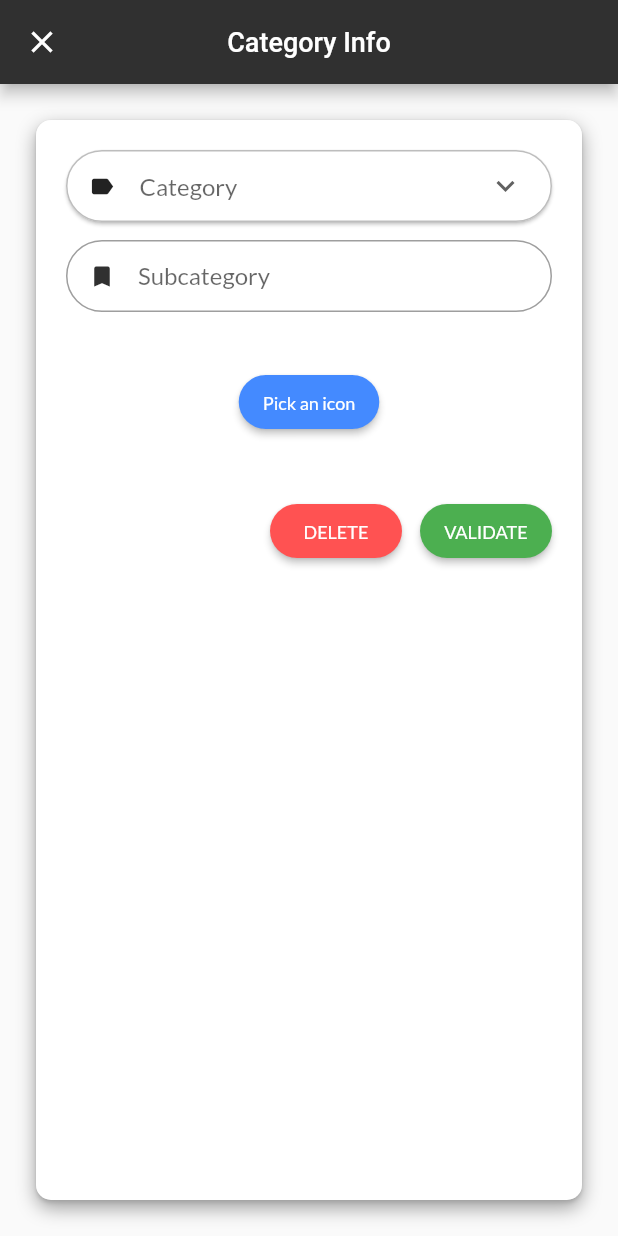
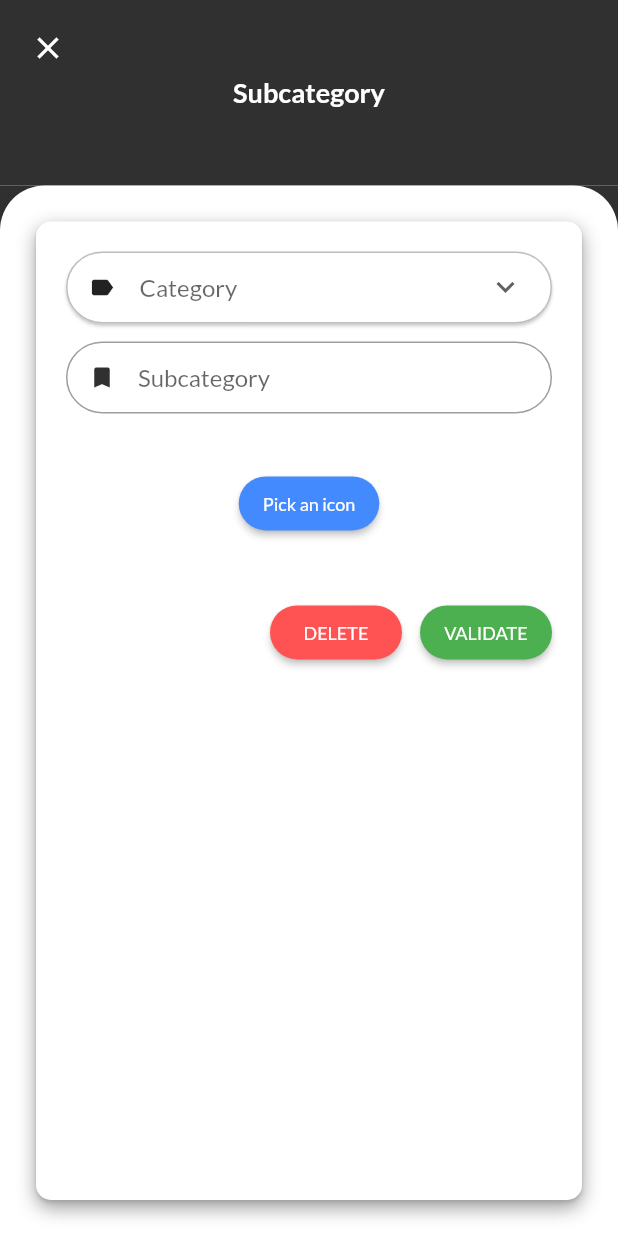
Before and after one commit to JorisTruong/homeaccountant-app, a Flutter app: the CategoryInfoPage screen opened by its route, on a phone screen of 412 x 824 dp. Run offline on Flutter 3.47's test engine with Material 2 defaults, Android fonts, the light colour scheme and no system bars; our stand-ins replace fl_chart, flutter_redux, flutter_svg, google_fonts, persistent_bottom_nav_bar, redux and 2 more; missing offline and left inert: date_util, flutter_date_pickers, flutter_iconpicker, flutter_pagewise, keyboard_avoider; accounts and stored records are empty.

Commit message:
feat: added close on generic header, implemented it on subcategory info

```diff
--- a/lib/components/generic_header.dart
+++ b/lib/components/generic_header.dart
@@ -4,9 +4,11 @@ import 'package:homeaccountantapp/const.dart';
 
 class GenericHeader extends StatelessWidget {
   final String title;
+  final bool close;
 
   GenericHeader(
-    this.title
+    this.title,
+    this.close
   );
 
   @override
@@ -15,7 +17,18 @@ class GenericHeader extends StatelessWidget {
       height: MediaQuery.of(context).size.height * 0.15,
       color: baseColors.mainColor,
       padding: EdgeInsets.all(20),
-      child: Column(
+      child: Stack(
+        children: [
+          close ? Material(
+            color: baseColors.transparent,
+            child: InkWell(
+              child: Icon(Icons.close, color: Colors.white),
+              onTap: () {
+                Navigator.of(context).pop();
+              }
+            )
+          ) : Container(),
+          Column(
             mainAxisAlignment: MainAxisAlignment.center,
             children: [
               Row(
@@ -33,6 +46,8 @@ class GenericHeader extends StatelessWidget {
               )
             ]
           )
+        ]
+      )
     );
   }
 }
--- a/lib/screen/categories.dart
+++ b/lib/screen/categories.dart
@@ -47,17 +47,17 @@ class _CategoriesPageState extends State<CategoriesPage> with TickerProviderStat
             body: Center(
               child: Column(
                 children: [
-                  GenericHeader('Categories'),
+                  GenericHeader('Categories', false),
                   Expanded(
                     child: Container(
                       color: baseColors.mainColor,
                       child: Container(
                         decoration: BoxDecoration(
-                            borderRadius: BorderRadius.only(
-                              topLeft: Radius.circular(30),
-                              topRight: Radius.circular(30)
-                            ),
-                            color: Colors.white
+                          borderRadius: BorderRadius.only(
+                            topLeft: Radius.circular(30),
+                            topRight: Radius.circular(30)
+                          ),
+                          color: Colors.white
                         ),
                         child: SingleChildScrollView(
                           physics: BouncingScrollPhysics(),
--- a/lib/screen/category_info.dart
+++ b/lib/screen/category_info.dart
@@ -8,6 +8,7 @@ import 'package:flutter_iconpicker/flutter_iconpicker.dart';
 
 import 'package:homeaccountantapp/const.dart';
 import 'package:homeaccountantapp/utils.dart';
+import 'package:homeaccountantapp/components/generic_header.dart';
 import 'package:homeaccountantapp/database/database.dart';
 import 'package:homeaccountantapp/database/models/models.dart';
 import 'package:homeaccountantapp/database/queries/queries.dart';
@@ -90,40 +91,28 @@ class _CategoryInfoPageState extends State<CategoryInfoPage> with TickerProvider
               }
             },
             child: Scaffold(
-              resizeToAvoidBottomInset: false,
               resizeToAvoidBottomPadding: false,
-              appBar: AppBar(
-                leading: IconButton(
-                  icon: Icon(Icons.close),
-                  onPressed: () {
-                    resetState(_store);
-                    _store.dispatch(NavigatePopAction());
-                    Navigator.of(context).pop();
-                  },
+              body: Center(
+                child: Column(
+                  children: [
+                    GenericHeader('Subcategory', true),
+                    Expanded(
+                      child: Container(
+                        color: baseColors.mainColor,
+                        child: Container(
+                          decoration: BoxDecoration(
+                          borderRadius: BorderRadius.only(
+                            topLeft: Radius.circular(30),
+                            topRight: Radius.circular(30)
                           ),
-                title: Text(
-                  'Category Info',
-                  style: TextStyle(
-                    fontSize: baseFontSize.title
+                          color: Colors.white
                           ),
-                ),
-                centerTitle: true,
-                actions: <Widget>[
-                ],
-              ),
-              body: LayoutBuilder(
-                builder: (context, constraints) {
-                  return SingleChildScrollView(
-                    child: ConstrainedBox(
-                      constraints: BoxConstraints(maxHeight: constraints.maxHeight),
-                      child: Center(
+                          child: SingleChildScrollView(
+                            physics: BouncingScrollPhysics(),
+                            child: Container(
+                              height: MediaQuery.of(context).size.height * 0.85,
                               child: Padding(
-                          padding: EdgeInsets.only(
-                            top: 20.0,
-                            left: 20.0,
-                            right: 20.0,
-                            bottom: 20.0 + MediaQuery.of(context).viewInsets.bottom
-                          ),
+                                  padding: EdgeInsets.all(20.0),
                                   child: Card(
                                     shape: RoundedRectangleBorder(
                                       borderRadius: BorderRadius.circular(10.0),
@@ -131,7 +120,8 @@ class _CategoryInfoPageState extends State<CategoryInfoPage> with TickerProvider
                                     child: Container(
                                       decoration: BoxDecoration(
                                         borderRadius: BorderRadius.all(
-                                  Radius.circular(10)),
+                                          Radius.circular(10)
+                                        ),
                                         boxShadow: [
                                           BoxShadow(
                                             color: Colors.grey[500],
@@ -145,12 +135,14 @@ class _CategoryInfoPageState extends State<CategoryInfoPage> with TickerProvider
                                         color: Colors.white
                                       ),
                                       child: KeyboardAvoider(
-                                autoScroll: true,
+                                        child: SingleChildScrollView(
+                                          physics: BouncingScrollPhysics(),
+                                          child: LayoutBuilder(
+                                            builder: (context, constraints) {
+                                              return Container(
                                                 child: Padding(
                                                   padding: EdgeInsets.all(20.0),
-                                  child: LayoutBuilder(
-                                    builder: (containerContext, containerConstraints) {
-                                      return Column(
+                                                  child: Column(
                                                     children: [
                                                       /// Dropdown to select the category
                                                       DropdownButtonHideUnderline(
@@ -377,7 +369,9 @@ class _CategoryInfoPageState extends State<CategoryInfoPage> with TickerProvider
                                                           ),
                                                         ],
                                                       )
-                                        ],
+                                                    ]
+                                                  )
+                                                )
                                               );
                                             }
                                           )
@@ -388,8 +382,11 @@ class _CategoryInfoPageState extends State<CategoryInfoPage> with TickerProvider
                                 ),
                               )
                             )
-                  );
-                }
+                          )
+                        )
+                      )
+                  ]
+                )
               )
             )
           )
```
Lines whose indentation alone changed are shown as unchanged.
